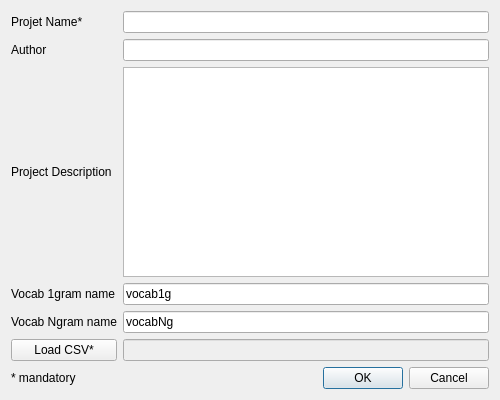
First picture: the form in nestor/ui/dialogmenu_newproject.ui, repository usnistgov/nestor, before the edit.
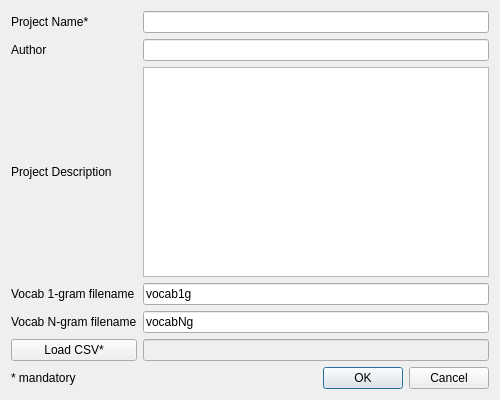
Second picture: the form after the edit.

```diff
--- a/nestor/ui/dialogmenu_newproject.ui
+++ b/nestor/ui/dialogmenu_newproject.ui
@@ -39,7 +39,7 @@
      <item row="3" column="0">
       <widget class="QLabel" name="label_NewProject_Project1gVocabName">
        <property name="text">
-        <string>Vocab 1gram name</string>
+        <string>Vocab 1-gram filename</string>
        </property>
       </widget>
      </item>
@@ -53,7 +53,7 @@
      <item row="4" column="0">
       <widget class="QLabel" name="label_NewProject_ProjectNgVocabName">
        <property name="text">
-        <string>Vocab Ngram name</string>
+        <string>Vocab N-gram filename</string>
        </property>
       </widget>
      </item>
@@ -67,7 +67,7 @@
      <item row="0" column="0">
       <widget class="QLabel" name="label_NewProject_ProjectName">
        <property name="text">
-        <string>Projet Name*</string>
+        <string>Project Name*</string>
        </property>
       </widget>
      </item>
```
Left out of the diff: 6 changed lines with no effect on the pictures.
